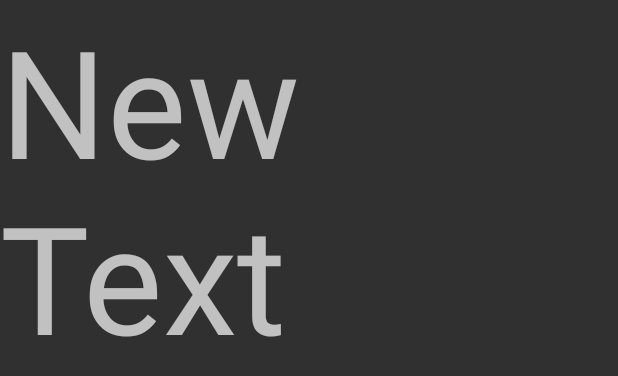
After one commit to sky10p/taesproject, an Android app: the layout list_conjuntos.xml on its own in the app's theme, with its tools: preview values and no code run, on a phone screen of 412 x 824 dp. The commit adds this screen. Shown: the top 376 px of the screen. Run offline under Robolectric (Android 15) with nearby library versions, the phone set to English and light mode, and no system bars.

Commit message:
Implementado fragment

```diff
--- a/app/build.gradle
+++ b/app/build.gradle
@@ -22,4 +22,6 @@ android {
 dependencies {
     compile fileTree(dir: 'libs', include: ['*.jar'])
     compile 'com.android.support:appcompat-v7:21.0.2'
+    compile 'com.android.support:cardview-v7:21.0.3'
+    compile 'com.android.support:recyclerview-v7:21.0.3'
 }
--- a/app/src/main/java/taes/group/taesproject/MainActivity.java
+++ b/app/src/main/java/taes/group/taesproject/MainActivity.java
@@ -39,6 +39,8 @@ public class MainActivity extends ActionBarActivity {
             }
         });
 
+        getSupportFragmentManager().beginTransaction().add(R.id.content_frame,new ConjuntosFragment()).commit();
+
     }
 
 
--- /dev/null
+++ b/app/src/main/res/layout/list_conjuntos.xml
@@ -0,0 +1,12 @@
+<?xml version="1.0" encoding="utf-8"?>
+<LinearLayout xmlns:android="http://schemas.android.com/apk/res/android"
+    android:orientation="vertical" android:layout_width="match_parent"
+    android:layout_height="match_parent">
+
+    <TextView
+        android:layout_width="match_parent"
+        android:layout_height="match_parent"
+        android:text="New Text"
+        android:id="@+id/textView"
+        android:textSize="100dp" />
+</LinearLayout>
--- a/app/src/main/res/values/strings.xml
+++ b/app/src/main/res/values/strings.xml
@@ -6,6 +6,7 @@
     <string name="action_settings">Settings</string>
     <string name="menu_open_drawer">Abrir</string>
     <string name="menu_close_drawer">Cerrar</string>
+    <string name="contentimg">imagen conjunto de ropa</string>
 
 
 </resources>
```
Also changed, not shown: app/src/main/java/taes/group/taesproject/ConjuntosFragment.java (added, +18 -0 lines), app/src/main/res/layout/cardview_conjunto_ropa.xml (added, +27 -0 lines), 3 other files.
